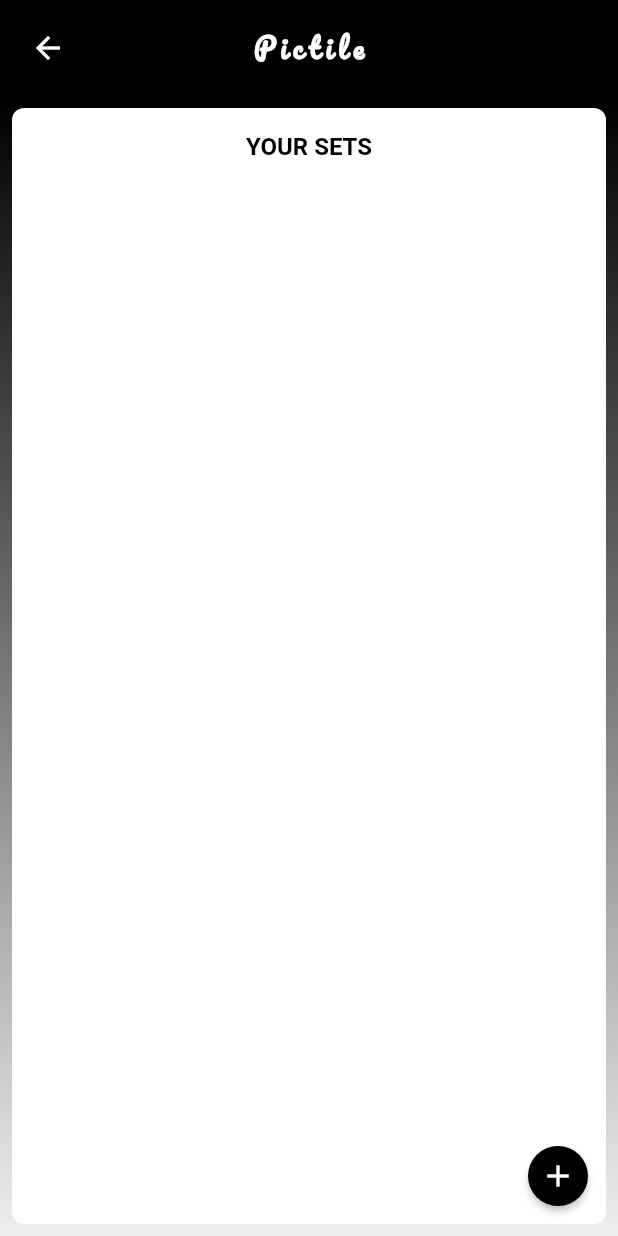
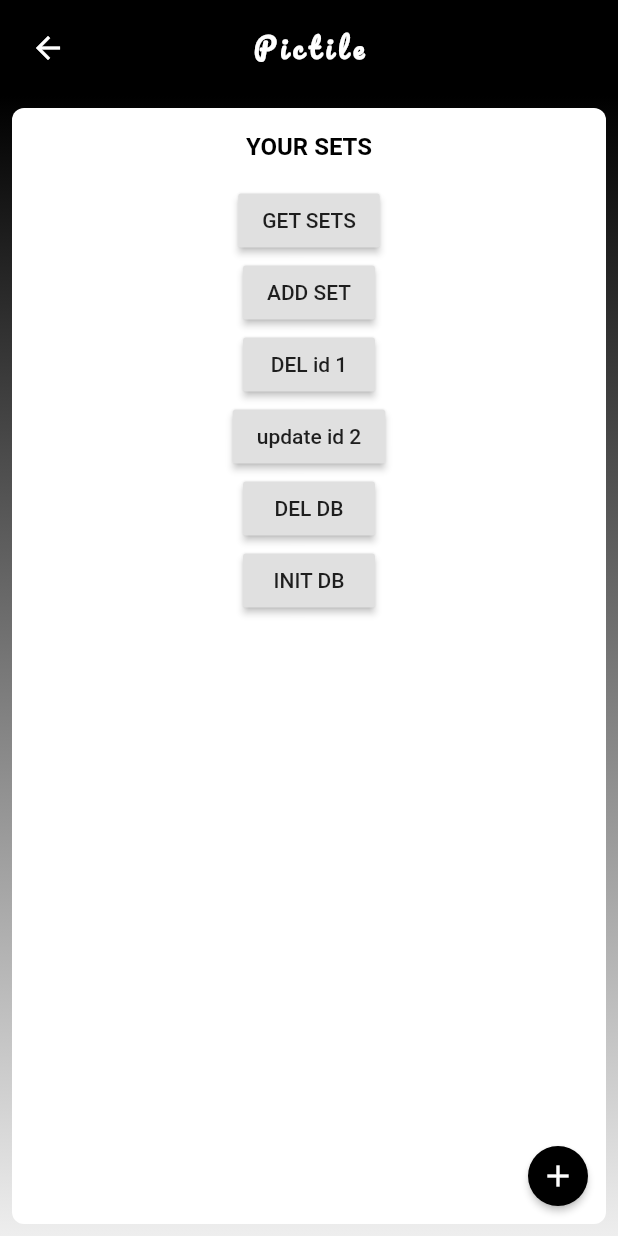
Before and after one commit to GenixPL/pictile, a Flutter app: the ManageMenuPage widget shown alone on an empty page, opened directly, on a phone screen of 412 x 824 dp. Run offline on Flutter 3.47's test engine with Material 2 defaults, Android fonts, the phone set to English and light mode, and no system bars; our stand-ins replace google_fonts, image_picker, permission_handler, sqflite; accounts and stored records are empty.

Commit message:
add sets db.

```diff
--- a/lib/main.dart
+++ b/lib/main.dart
@@ -1,15 +1,21 @@
 import 'package:flutter/material.dart';
 import 'package:flutter/services.dart';
 import 'package:pictile/navigation/routes.dart';
+import 'package:pictile/services/db.dart';
 import 'package:pictile/themes/main_theme.dart';
 
 import 'navigation/router.dart';
 
-void main() => runApp(MyApp());
+void main() async {
+  runApp(MyApp());
+
+  await db.init();
+}
+
+final router = Router();
+final db = Db();
 
 class MyApp extends StatelessWidget {
-  final router = Router();
-
   @override
   Widget build(BuildContext context) {
     SystemChrome.setSystemUIOverlayStyle(
@@ -21,7 +27,7 @@ class MyApp extends StatelessWidget {
 
     return MaterialApp(
       theme: mainTheme,
-      initialRoute: manageAddRoute, //TODO
+      initialRoute: homeRoute,
       onGenerateRoute: router.generateRoute,
     );
   }
--- a/lib/navigation/routes.dart
+++ b/lib/navigation/routes.dart
@@ -2,6 +2,6 @@
 const String homeRoute = '/';
 
 const String manageMenuRoute = '/manage';
-const String manageAddRoute = '/manage/add';
+const String manageAddRoute = '/manage/add-pair';
 
 const String showMenuRoute = '/show';
--- a/lib/ui/manage/menu/manage_menu_page.dart
+++ b/lib/ui/manage/menu/manage_menu_page.dart
@@ -1,4 +1,5 @@
 import 'package:flutter/material.dart';
+import 'package:pictile/main.dart';
 import 'package:pictile/ui/common/app_text_style.dart';
 import 'package:pictile/ui/common/basic_page.dart';
 import 'package:pictile/ui/common/circle_button.dart';
@@ -14,9 +15,7 @@ class ManageMenuPage extends StatelessWidget {
           padding: const EdgeInsets.all(16),
           child: Text('YOUR SETS', style: blackTextStyle),
         ),
-        Expanded(
-          child: Container(),
-        ),
+        Expanded(child: _buildTiles()),
         Row(
           mainAxisAlignment: MainAxisAlignment.end,
           children: <Widget>[
@@ -35,6 +34,49 @@ class ManageMenuPage extends StatelessWidget {
     );
   }
 
+  Widget _buildTiles() {
+    return Column(
+      children: <Widget>[
+        RaisedButton(
+          child: Text('GET SETS'),
+          onPressed: () async {
+            print(await db.getSets());
+          },
+        ),
+        RaisedButton(
+          child: Text('ADD SET'),
+          onPressed: () async {
+            await db.createSet('A');
+          },
+        ),
+        RaisedButton(
+          child: Text('DEL id 1'),
+          onPressed: () async {
+            await db.deleteSet(1);
+          },
+        ),
+        RaisedButton(
+          child: Text('update id 2'),
+          onPressed: () async {
+            await db.updateSet(2, "DUPA");
+          },
+        ),
+        RaisedButton(
+          child: Text('DEL DB'),
+          onPressed: () {
+            db.deleteDb();
+          },
+        ),
+        RaisedButton(
+          child: Text('INIT DB'),
+          onPressed: () {
+            db.init();
+          },
+        ),
+      ],
+    );
+  }
+
   _onPlusTap(BuildContext context) {
     showDialog(context: context, child: AddSetDialog());
   }
--- a/pubspec.yaml
+++ b/pubspec.yaml
@@ -15,6 +15,8 @@ dependencies:
   image_picker: ^0.6.3+4
   permission_handler: ^4.2.0+hotfix.3
 
+  sqflite: ^1.2.1
+
 dev_dependencies:
   flutter_test:
     sdk: flutter
```
Also changed, not shown: lib/services/db.dart (added, +141 -0 lines), pubspec.lock, 1 other file.
